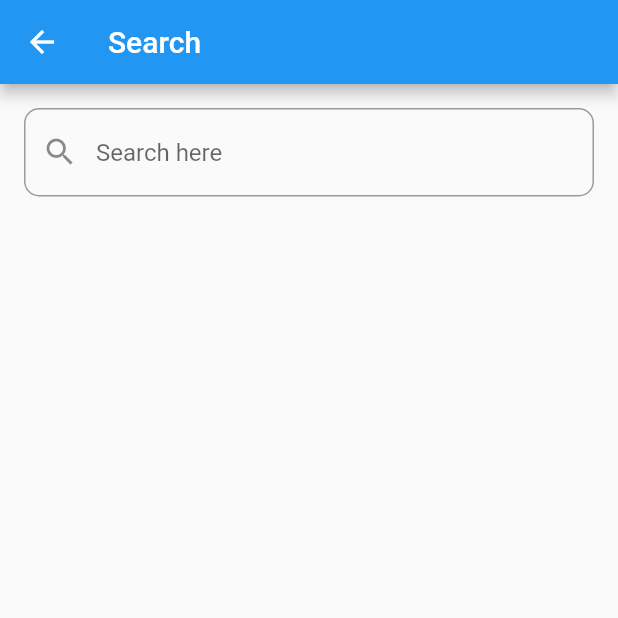
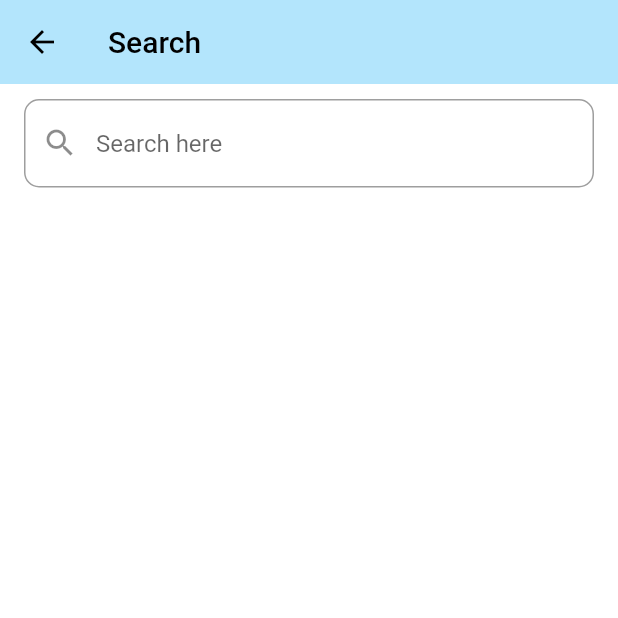
Before and after one commit to UrbanTripPlanning/turin_go_frontend, a Flutter app: the SearchPage screen opened directly, on a phone screen of 412 x 824 dp, the top half of it. Run offline on Flutter 3.47's test engine with Material 3 defaults, Android fonts, the phone set to English and light mode, and no system bars; our stand-ins replace flutter_local_notifications, flutter_map, geolocator, latlong2, shared_preferences, timezone; accounts and stored records are empty; network calls fail.

Commit message:
style optimization

```diff
--- a/lib/search_page.dart
+++ b/lib/search_page.dart
@@ -161,11 +161,17 @@ class SearchPageState extends State<SearchPage> {
   @override
   Widget build(BuildContext context) {
     return Scaffold(
-      appBar: AppBar(title: Text("Search")),
+      backgroundColor: Colors.white,
+      appBar: AppBar(
+        backgroundColor: Color(0xFFB3E5FC),
+        elevation: 0,
+        title: Text("Search", style: TextStyle(color: Colors.black)),
+        iconTheme: IconThemeData(color: Colors.black),
+      ),
       body: Column(
         children: [
           Padding(
-            padding: EdgeInsets.all(16.0),
+            padding: EdgeInsets.symmetric(horizontal: 16.0, vertical: 10.0),
             child: TextField(
               controller: _searchController,
               decoration: InputDecoration(
@@ -187,7 +193,10 @@ class SearchPageState extends State<SearchPage> {
                 itemCount: searchResults.isEmpty ? recentSearches.length : searchResults.length,
                 itemBuilder: (context, index) {
                   final place = searchResults.isEmpty ? recentSearches[index] : searchResults[index];
-                  return ListTile(
+                  return Card(
+                    margin: EdgeInsets.symmetric(horizontal: 16, vertical: 6),
+                    shape: RoundedRectangleBorder(borderRadius: BorderRadius.circular(12)),
+                    child: ListTile(
                       leading: Icon(searchResults.isEmpty ? Icons.history : Icons.location_on),
                       title: Text(place['name_en']),
                       subtitle: Text(place['name_it'] ?? ''),
@@ -204,6 +213,7 @@ class SearchPageState extends State<SearchPage> {
                           }
                         }
                       },
+                    ),
                   );
                 },
               ),
```
Lines whose indentation alone changed are shown as unchanged.
